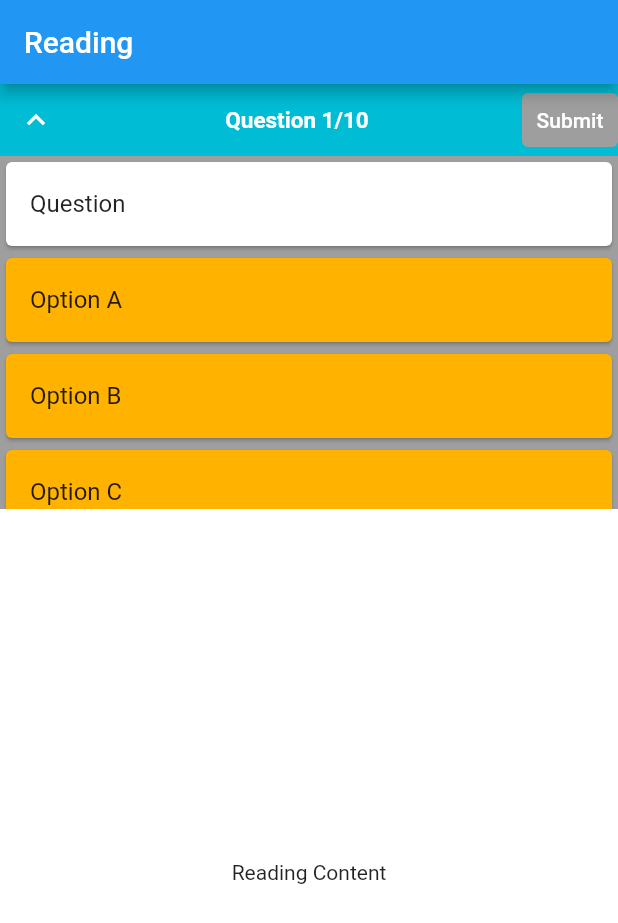
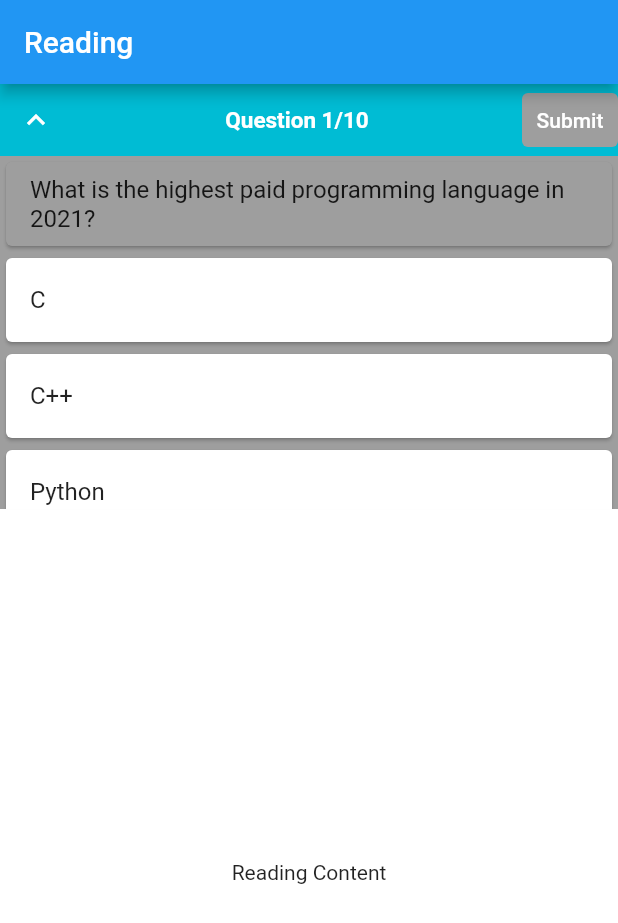
Before and after one commit to entest-hai/flutter_ielts, a Flutter app: the screen it shows after launch, on a phone screen of 412 x 824 dp. Shown: the top 923 px of the screen. Run offline on Flutter 3.47's test engine with Material 2 defaults, Android fonts, the light colour scheme and no system bars.

Commit message:
questionModel

```diff
--- a/lib/main.dart
+++ b/lib/main.dart
@@ -33,6 +33,24 @@ class ReadingView extends StatefulWidget {
 class _ReadingViewState extends State<ReadingView> {
 
   bool isHidden = false;
+  List<QuestionModel> questions = [
+   QuestionModel(
+      question: "What is the highest paid programming language in 2021?",
+      optionA: "C",
+      optionB: "C++",
+      optionC: "Python",
+      optionD: "Flutter",
+      selected: -1
+    ),
+    QuestionModel(
+      question: "Where is the best place to work?",
+      optionA: "Singapore",
+      optionB: "United State",
+      optionC: "Israel",
+      optionD: "Germany",
+      selected: -1
+    )
+  ];
 
   @override
   Widget build(BuildContext context){
@@ -51,39 +69,67 @@ class _ReadingViewState extends State<ReadingView> {
     );
   }
 
-  Widget _QuestionView(){
+  Widget _QuestionView(QuestionModel question) {
     return ListView(
       children: [
         Card(
-          color: Colors.white,
+            color: Colors.grey,
             child: ListTile(
-            title: Text("Question"),
-          )
+            title: Text(question.question),
+            onTap: () {
+              print("tap question");
+            },
+          ),
         ),
         Card(
-          color: Colors.amber[600],
             child: ListTile(
-            title: Text("Option A"),
-          )
+            title: Text(question.optionA),
+            onTap: () {
+              setState(() {
+                question.selected = 0;
+              });
+              print("tap option answer $question.selected ");
+            },
+          ),
+          color:  question.selected  == 0 ? Colors.yellow : Colors.white,
         ),
        Card(
-          color: Colors.amber[600],
             child: ListTile(
-            title: Text("Option B"),
-          )
+            title: Text(question.optionB),
+            onTap: () {
+              setState(() {
+                 question.selected  = 1;
+              });
+              print("tap option answer $question.selected ");
+            },
+          ),
+          color:  question.selected  == 1 ? Colors.yellow : Colors.white,
         ),
         Card(
-          color: Colors.amber[600],
             child: ListTile(
-            title: Text("Option C"),
-          )
+            title: Text(question.optionC),
+            onTap: () {
+              setState(() {
+                 question.selected  = 2;
+              });
+              print("tap option answer $question.selected ");
+            },
+          ),
+          color:  question.selected  == 2 ? Colors.yellow : Colors.white,
         ),
         Card(
-          color: Colors.amber[600],
             child: ListTile(
-            title: Text("Option D"),
-          )
+            title: Text(question.optionD),
+            onTap: () {
+              setState(() {
+                 question.selected  = 3;
+              });
+              print("tap option answer $question.selected ");
+            },
           ),
+          color:  question.selected  == 3 ? Colors.yellow : Colors.white,
+        ),
+
       ],
     );
   }
@@ -96,12 +142,12 @@ class _ReadingViewState extends State<ReadingView> {
         children: [
           Container(
             color: Colors.grey,
-            child: _QuestionView(),
+            child: _QuestionView(questions[0]),
           )
           ,
           Container(
             color: Colors.grey,
-            child: _QuestionView(),
+            child: _QuestionView(questions[1]),
           ),
         ],
       ),
@@ -277,3 +323,19 @@ class CategoriesScroller extends StatelessWidget {
     );
   }
 }
+
+class QuestionModel {
+  final String question;
+  final String optionA;
+  final String optionB;
+  final String optionC;
+  final String optionD;
+  int selected;
+  QuestionModel({
+    this.selected,
+    this.question,
+    this.optionA,
+    this.optionB,
+    this.optionC,
+    this.optionD});
+}
```
Lines whose indentation alone changed are shown as unchanged.
